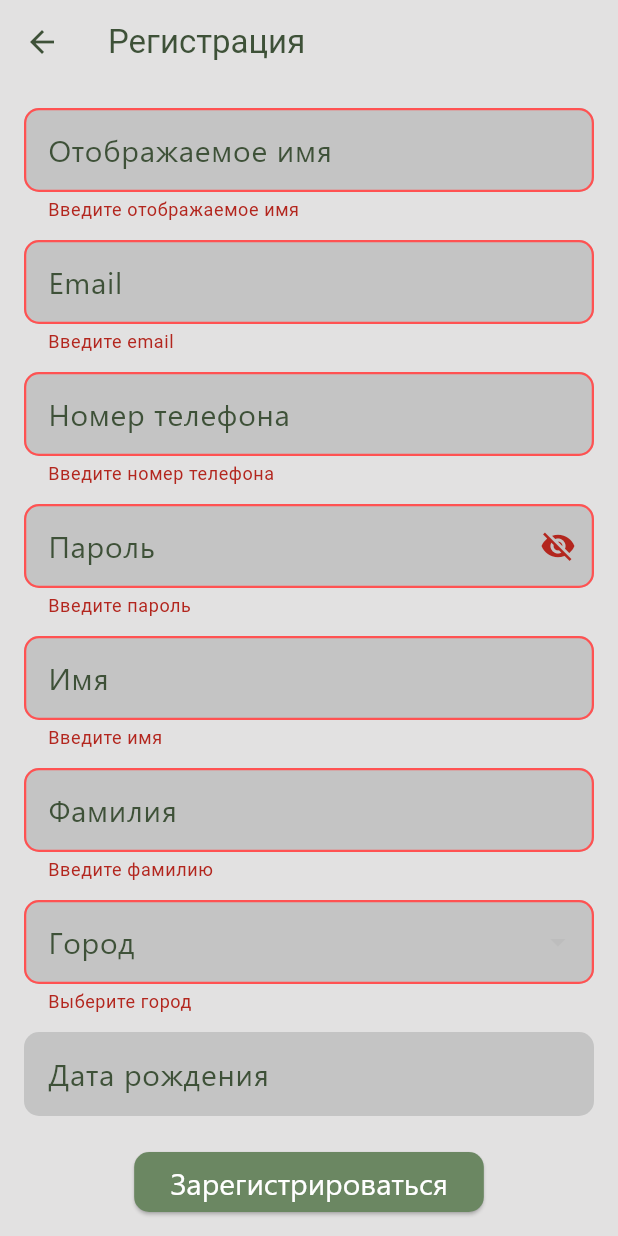
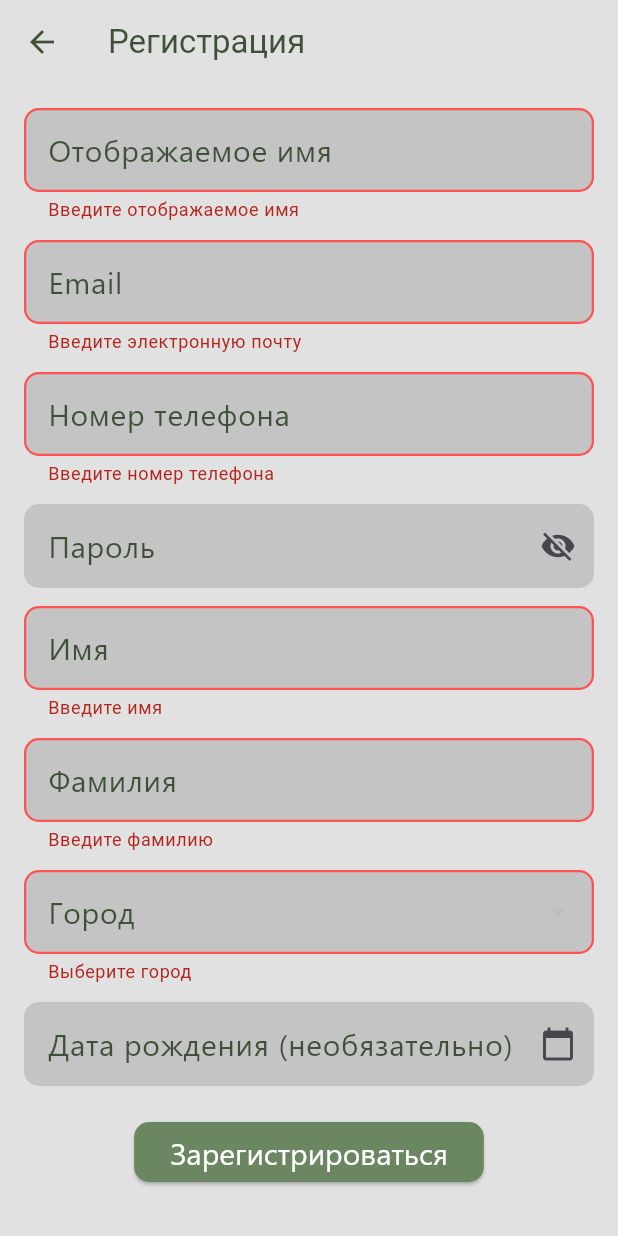
Before and after one commit to renatakhabirva/gifthub, a Flutter app: the RegistrationForm screen opened directly, after a tap on "Зарегистрироваться", on a phone screen of 412 x 824 dp. Run offline on Flutter 3.47's test engine with Material 3 defaults, Android fonts, the phone set to English and light mode, and no system bars; our stand-ins replace carousel_slider, flutter_dotenv, supabase_flutter, video_player; accounts and stored records are empty; statements that could not run were skipped.

```diff
--- a/lib/pages/auth.dart
+++ b/lib/pages/auth.dart
@@ -68,7 +68,7 @@ class AuthorizationFormState extends State<AuthorizationForm> {
               child: TextFormField(
                 controller: _emailController,
                 decoration: InputDecoration(
-                  labelText: "Email или телефон",
+                  labelText: "Email",
 
                 ),
                 validator: (value) => value == null || value.isEmpty
--- a/lib/pages/vishlist.dart
+++ b/lib/pages/cart.dart
@@ -2,7 +2,7 @@ import 'package:flutter/material.dart';
 import 'package:gifthub/themes/colors.dart';
 import 'package:gifthub/pages/auth.dart';
 
-class Vishlist extends StatelessWidget {
+class CartPage extends StatelessWidget {
 
 
   @override
--- a/lib/pages/registration.dart
+++ b/lib/pages/registration.dart
@@ -1,5 +1,5 @@
 import 'package:flutter/material.dart';
-import 'package:flutter/services.dart';
+import 'package:flutter_dotenv/flutter_dotenv.dart';
 import 'package:supabase_flutter/supabase_flutter.dart';
 import 'package:gifthub/themes/colors.dart';
 import 'package:gifthub/pages/mainpages.dart';
@@ -8,9 +8,7 @@ import 'package:gifthub/pages/messages.dart';
 class Registration extends StatelessWidget {
   @override
   Widget build(BuildContext context) {
-    return Scaffold(
-      body: RegistrationForm(),
-    );
+    return Scaffold(body: RegistrationForm());
   }
 }
 
@@ -21,8 +19,9 @@ class RegistrationForm extends StatefulWidget {
 
 class RegistrationFormState extends State<RegistrationForm> {
   final _formKey = GlobalKey<FormState>();
-  bool _passwordVisible = false;
+  bool _passwordVisible = false; // Флаг для отображения пароля
 
+  // Контроллеры полей формы
   final TextEditingController _emailController = TextEditingController();
   final TextEditingController _passwordController = TextEditingController();
   final TextEditingController _phoneController = TextEditingController();
@@ -40,8 +39,11 @@ class RegistrationFormState extends State<RegistrationForm> {
     _loadCities();
   }
 
+  /// Загрузка городов из таблицы City
   Future<void> _loadCities() async {
-    final response = await Supabase.instance.client.from('City').select('CityID, City');
+    final response = await Supabase.instance.client
+        .from('City')
+        .select('CityID, City');
     if (response != null) {
       setState(() {
         _cities = List<Map<String, dynamic>>.from(response);
@@ -49,6 +51,7 @@ class RegistrationFormState extends State<RegistrationForm> {
     }
   }
 
+  /// Выбор даты через календарь
   Future<void> _selectDate(BuildContext context) async {
     DateTime? pickedDate = await showDatePicker(
       context: context,
@@ -63,9 +66,6 @@ class RegistrationFormState extends State<RegistrationForm> {
       });
     }
   }
-  bool isValidPassword(String password) {
-    return RegExp(r'^(?=.*[a-z])(?=.*[A-Z])(?=.*\d).{6,}$').hasMatch(password);
-  }
 
   @override
   Widget build(BuildContext context) {
@@ -77,101 +77,97 @@ class RegistrationFormState extends State<RegistrationForm> {
           key: _formKey,
           child: Column(
             children: [
+              // Display Name
               TextFormField(
                 controller: _displayNameController,
                 decoration: InputDecoration(labelText: "Отображаемое имя"),
-                inputFormatters: [
-                  FilteringTextInputFormatter.allow(RegExp(r'[a-zA-Z]')),
-                ],
+                validator:
+                    (value) =>
+                        value == null || value.trim().isEmpty
+                            ? "Введите отображаемое имя"
+                            : null,
+              ),
+              SizedBox(height: 12),
+              // Email
+              TextFormField(
+                controller: _emailController,
+                decoration: InputDecoration(labelText: "Email"),
                 validator: (value) {
-                  if (value == null || value.isEmpty) {
-                    return 'Введите отображаемое имя';
-                  }
+                  if (value == null || value.trim().isEmpty)
+                    return MessagesRu.emailOrPhoneRequired;
+                  if (!RegExp(r'^[^@]+@[^@]+\.[^@]+').hasMatch(value))
+                    return "Некорректный email";
                   return null;
                 },
               ),
               SizedBox(height: 12),
-              TextFormField(
-                controller: _emailController,
-                decoration: InputDecoration(labelText: "Email"),
-                keyboardType: TextInputType.emailAddress,
-                validator: (value) {
-                  if (value == null || value.isEmpty) {
-                    return 'Введите email';
-                  }
-                  return null;
-                },
-              ),
-              SizedBox(height: 12),
+              // Телефон
               TextFormField(
                 controller: _phoneController,
                 decoration: InputDecoration(labelText: "Номер телефона"),
                 keyboardType: TextInputType.phone,
-                validator: (value) {
-                  if (value == null || value.isEmpty) {
-                    return 'Введите номер телефона';
-                  }
-                  return null;
-                },
+                validator:
+                    (value) =>
+                        value == null || value.trim().isEmpty
+                            ? "Введите номер телефона"
+                            : null,
               ),
               SizedBox(height: 12),
-
+              // Пароль
               TextFormField(
                 controller: _passwordController,
                 obscureText: !_passwordVisible, // Меняет видимость пароля
                 decoration: InputDecoration(
                   labelText: "Пароль",
                   suffixIcon: IconButton(
-                    icon: Icon(_passwordVisible ? Icons.visibility : Icons.visibility_off),
+                    icon: Icon(
+                      _passwordVisible
+                          ? Icons.visibility
+                          : Icons.visibility_off,
+                    ),
                     onPressed: () {
                       setState(() {
-                        _passwordVisible = !_passwordVisible; // Переключение состояния
+                        _passwordVisible =
+                            !_passwordVisible; // Переключение состояния
                       });
                     },
                   ),
                 ),
-                validator: (value) {
-                  if (value == null || value.isEmpty) {
-                    return 'Введите пароль';
-                  }
-                  if (!isValidPassword(value)) {
-                    return 'Пароль должен содержать заглавную, строчную буквы и цифру';
-                  }
-                  return null;
-                },
               ),
               SizedBox(height: 12),
+              // Имя
               TextFormField(
                 controller: _nameController,
                 decoration: InputDecoration(labelText: "Имя"),
-                validator: (value) {
-                  if (value == null || value.isEmpty) {
-                    return 'Введите имя';
-                  }
-                  return null;
-                },
+                validator:
+                    (value) =>
+                        value == null || value.trim().isEmpty
+                            ? "Введите имя"
+                            : null,
               ),
               SizedBox(height: 12),
+              // Фамилия
               TextFormField(
                 controller: _surnameController,
                 decoration: InputDecoration(labelText: "Фамилия"),
-                validator: (value) {
-                  if (value == null || value.isEmpty) {
-                    return 'Введите фамилию';
-                  }
-                  return null;
-                },
+                validator:
+                    (value) =>
+                        value == null || value.trim().isEmpty
+                            ? "Введите фамилию"
+                            : null,
               ),
               SizedBox(height: 12),
+              // Город
               DropdownButtonFormField<int>(
                 decoration: InputDecoration(labelText: "Город"),
                 value: _selectedCity,
-                items: _cities.map((city) {
-                  return DropdownMenuItem<int>(
-                    value: city["CityID"],
-                    child: Text(city["City"]),
-                  );
-                }).toList(),
+                items:
+                    _cities.map((city) {
+                      return DropdownMenuItem<int>(
+                        value: city["CityID"],
+                        child: Text(city["City"]),
+                      );
+                    }).toList(),
                 onChanged: (int? value) {
                   setState(() {
                     _selectedCity = value;
@@ -180,13 +176,19 @@ class RegistrationFormState extends State<RegistrationForm> {
                 validator: (value) => value == null ? "Выберите город" : null,
               ),
               SizedBox(height: 12),
+              // Дата рождения
               TextFormField(
                 controller: _birthdayController,
-                decoration: InputDecoration(labelText: "Дата рождения"),
-                keyboardType: TextInputType.datetime,
-                onTap: () => _selectDate(context),
+                decoration: InputDecoration(
+                  labelText: "Дата рождения (необязательно)",
+                  suffixIcon: IconButton(
+                    icon: Icon(Icons.calendar_today),
+                    onPressed: () => _selectDate(context),
+                  ),
+                ),
               ),
               SizedBox(height: 20),
+              // Кнопка регистрации
               ElevatedButton(
                 child: Text("Зарегистрироваться"),
                 onPressed: _signUp,
@@ -198,13 +200,14 @@ class RegistrationFormState extends State<RegistrationForm> {
     );
   }
 
+  /// Регистрация пользователя
   Future<void> _signUp() async {
     if (!_formKey.currentState!.validate()) {
       return;
     }
 
     ScaffoldMessenger.of(context).showSnackBar(
-      SnackBar(content: Text("Регистрация..v.")),
+      SnackBar(content: Text(MessagesRu.loading)),
     );
 
     final supabase = Supabase.instance.client;
@@ -219,45 +222,30 @@ class RegistrationFormState extends State<RegistrationForm> {
     final int? city = _selectedCity;
 
     try {
-      print("Начало регистрации...");
-
       final AuthResponse response = await supabase.auth.signUp(
         email: email,
         password: password,
+        data: {"display_name": displayName, "role": "Client"},
       );
 
       if (response.user != null) {
-        print("Пользователь зарегистрирован: ${response.user!.id}");
-
-        await supabase.auth.updateUser(UserAttributes(
-          data: {
-            "display_name": displayName,
-            "phone": phone,
-            "role": "Client",
-          },
-        ));
-
         await supabase.from("Client").insert({
           "ClientID": response.user!.id,
           "ClientSurName": surname,
           "ClientName": name,
           "ClientCity": city,
           "ClientBirthday": birthday.isNotEmpty ? birthday : null,
+          "ClientPhone": phone
         });
 
-
         ScaffoldMessenger.of(context).showSnackBar(
-          SnackBar(content: Text("Регистрация успешна!")),
+          SnackBar(content: Text(MessagesRu.registration)),
         );
-        Navigator.pushReplacement(
-          context,
-          MaterialPageRoute(builder: (context) => NavigationExample()),
-        );
+        Navigator.pushReplacement(context, MaterialPageRoute(builder: (context) => NavigationExample()));
       }
-    } on AuthException catch (e) {
-      print("Ошибка регистрации: ${e.message}");
+    } catch (e) {
       ScaffoldMessenger.of(context).showSnackBar(
-        SnackBar(content: Text("Ошибка: ${e.message}")),
+        SnackBar(content: Text("${MessagesRu.registrationError}: $e")),
       );
     }
   }
--- a/lib/themes/primarytheme.dart
+++ b/lib/themes/primarytheme.dart
@@ -82,41 +82,6 @@ ThemeData primTheme() =>
         progressIndicatorTheme: ProgressIndicatorThemeData(
             color: darkGreen
         ),
-        dropdownMenuTheme: DropdownMenuThemeData(
 
-          inputDecorationTheme: InputDecorationTheme(
-
-            focusColor: darkGreen,
-            fillColor: lightGrey,
-
-            filled: true,
-
-            focusedBorder: OutlineInputBorder(
-              borderRadius: BorderRadius.circular(10.0),
-              borderSide: BorderSide(width: 1.5, color: darkGreen),
-
-            ),
-            errorBorder: OutlineInputBorder(
-              borderRadius: BorderRadius.circular(10.0),
-              borderSide: BorderSide(width: 1.5, color: Colors.redAccent),
-
-            ),
-            focusedErrorBorder: OutlineInputBorder(
-              borderRadius: BorderRadius.circular(10.0),
-              borderSide: BorderSide(width: 1.5, color: Colors.redAccent),
-
-            ),
-
-            border: OutlineInputBorder(
-              borderRadius: BorderRadius.circular(10.0),
-              borderSide: BorderSide(width: 0, style: BorderStyle.none,),
-
-            ),
-            labelStyle: TextStyle(
-                color: darkGreen, fontFamily: 'segoeui', fontSize: 20),
-
-          ),
-
-        ),
 
       );
```
Also changed, not shown: lib/pages/account.dart (added, +25 -0 lines), lib/pages/mainpages.dart (+17 -21 lines), lib/pages/wishlist.dart (added, +204 -0 lines), lib/pages/product_card.dart (indentation only), lib/pages/productgrid.dart (indentation only), lib/pages/wishlist_service.dart (added).
